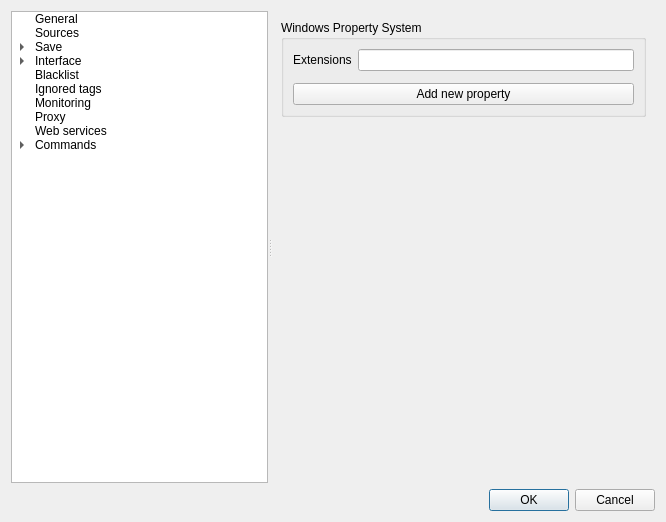
This is src/gui/src/settings/options-window.ui in Bionus/imgbrd-grabber as Qt 5 draws it before an edit. The edited form follows.
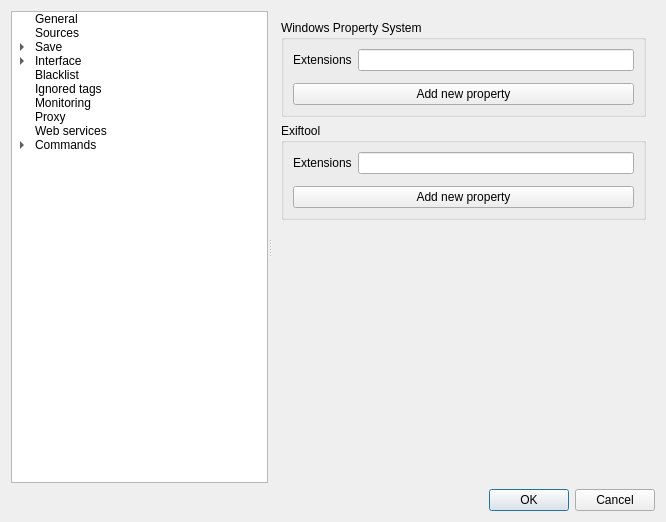
This is the edited form. The open tabs and pages were chosen to show the change. Icons and pictures are not drawn.

Commit message: Add support for writing metadata using exiftool (fix #2081)

```diff
--- a/src/gui/src/settings/options-window.ui
+++ b/src/gui/src/settings/options-window.ui
@@ -1149,6 +1149,35 @@
           </layout>
          </widget>
         </item>
+        <item row="1" column="0" colspan="2">
+         <widget class="QGroupBox" name="groupMetadataExiftool">
+          <property name="title">
+           <string>Exiftool</string>
+          </property>
+          <layout class="QFormLayout" name="formLayout_23">
+           <item row="0" column="0">
+            <widget class="QLabel" name="labelMetadataExiftoolExtensions">
+             <property name="text">
+              <string>Extensions</string>
+             </property>
+            </widget>
+           </item>
+           <item row="0" column="1">
+            <widget class="QLineEdit" name="lineMetadataExiftoolExtensions"/>
+           </item>
+           <item row="1" column="0" colspan="2">
+            <layout class="QFormLayout" name="layoutMetadataExiftool"/>
+           </item>
+           <item row="2" column="0" colspan="2">
+            <widget class="QPushButton" name="buttonMetadataExiftoolAdd">
+             <property name="text">
+              <string>Add new property</string>
+             </property>
+            </widget>
+           </item>
+          </layout>
+         </widget>
+        </item>
        </layout>
       </widget>
       <widget class="QWidget" name="pageSaveCustomSymbols">
```
The commit also changes 9 other files.
